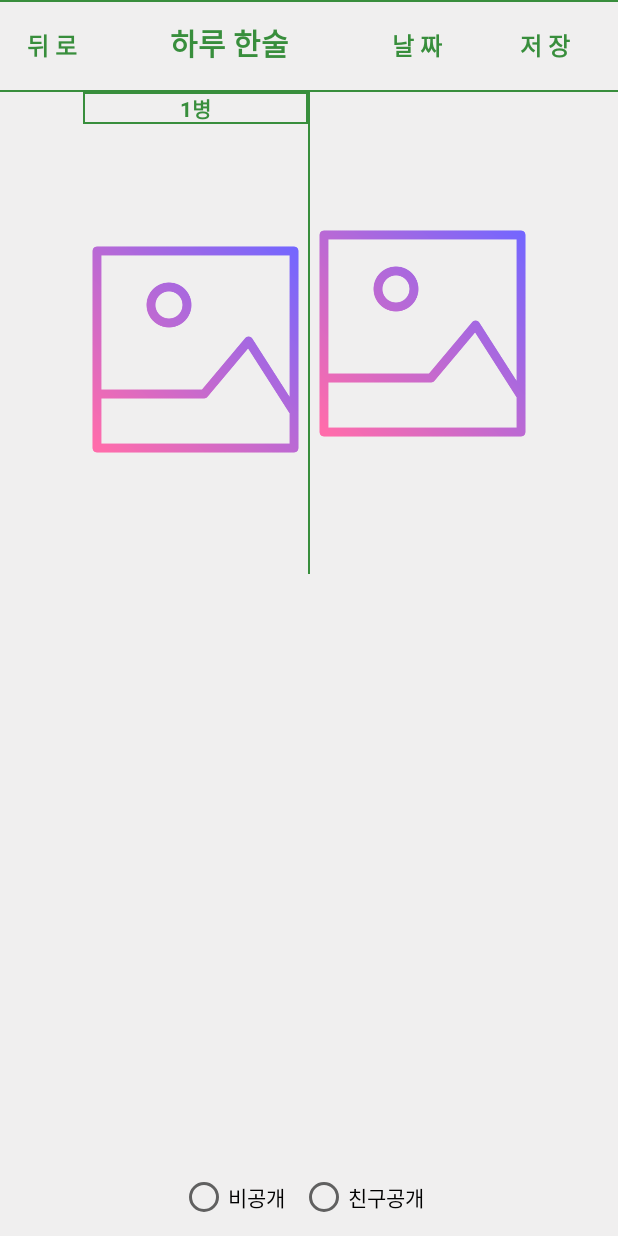
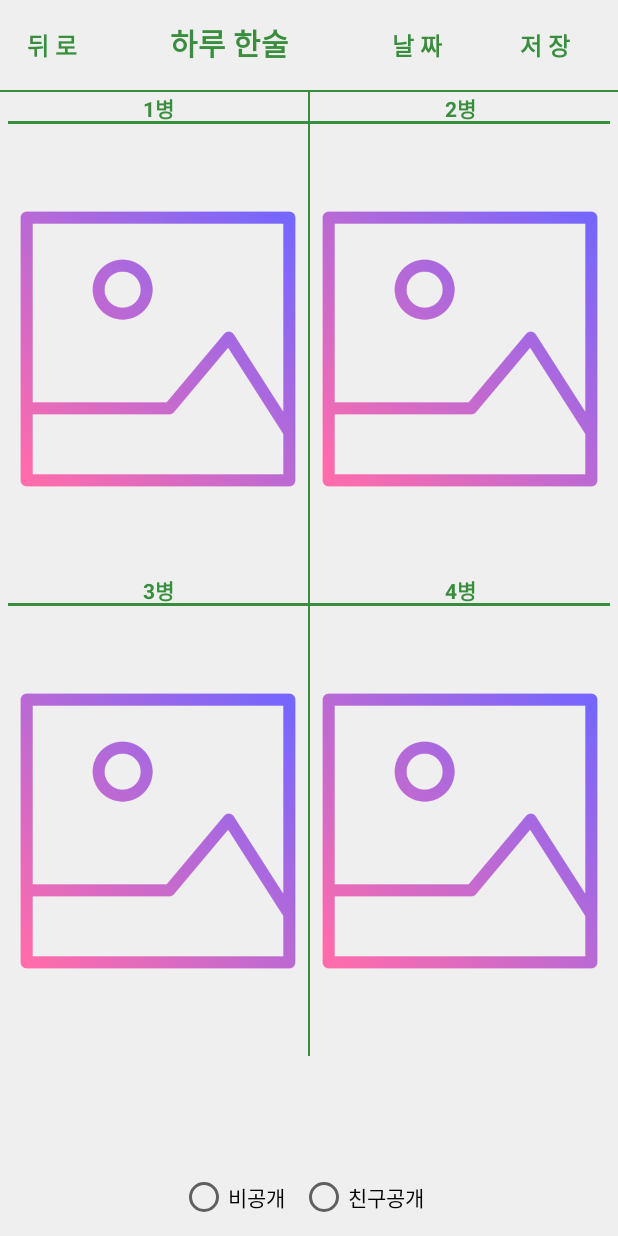
Before and after one commit to JiSeokYeom/ChengCheng_original, an Android app: the AddItemTest screen opened directly, with no data from a screen before it, on a phone screen of 412 x 824 dp. Run offline under Robolectric (Android 15) with nearby library versions, the phone set to English and light mode, and no system bars; our stand-ins replace Firebase (no records; nobody signed in at launch, a user with empty details on screens opened directly), data binding.

Commit message:
03.11 AddItem 디자인 수정 파이어베이스 DB 읽어오는거 하는 중

```diff
--- a/app/src/main/java/com/one_day/one_drink_a_day/FirebaseDB.kt
+++ b/app/src/main/java/com/one_day/one_drink_a_day/FirebaseDB.kt
@@ -1,6 +1,10 @@
 package com.one_day.one_drink_a_day
 
+import android.util.Log
 import com.google.firebase.auth.FirebaseAuth
+import com.google.firebase.database.DataSnapshot
+import com.google.firebase.database.DatabaseError
+import com.google.firebase.database.ValueEventListener
 import com.google.firebase.database.ktx.database
 import com.google.firebase.ktx.Firebase
 
@@ -9,6 +13,7 @@ object FirebaseDB {
     val database = Firebase.database.reference
     val userID : String? = firebaseAuth.currentUser?.uid
     val userName : String? = firebaseAuth.currentUser?.displayName
+    private val myRef = database.ref
 
     fun resultAdd(date : String,soJoCount : Int, beerCount : Int, etcCount : Int){
         database.child("Users")
@@ -36,4 +41,17 @@ object FirebaseDB {
             .child("Etc")
             .setValue(etc)
     }
+
+    fun dateRead() {
+
+        myRef.addListenerForSingleValueEvent(object : ValueEventListener{
+            override fun onDataChange(snapshot: DataSnapshot) {
+                // for (snapshot : DataSnapshot in snapshot.child("User").child())
+            }
+
+            override fun onCancelled(error: DatabaseError) {
+                TODO("Not yet implemented")
+            }
+        })
+    }
 }
--- a/app/src/main/java/com/one_day/one_drink_a_day/activity/MainActivity.kt
+++ b/app/src/main/java/com/one_day/one_drink_a_day/activity/MainActivity.kt
@@ -31,6 +31,7 @@ class MainActivity : AppCompatActivity() {
         Log.d(TAG,"실행")
         doubleClickBackPressed = DoubleClickBackPressed(this)
         initNavigationBar()
+
         if (checkSW){
             checkDialog.show(supportFragmentManager,"AlcoholCheckDialog")
             checkSW = false
--- a/app/src/main/res/drawable/textview_stroke.xml
+++ b/app/src/main/res/drawable/textview_stroke.xml
@@ -1,16 +1,14 @@
 <?xml version="1.0" encoding="utf-8"?>
-<selector xmlns:android="http://schemas.android.com/apk/res/android">
-    <item
-        android:bottom="2dp"
-        android:right="-2dp"
-        >
-        <shape android:shape="rectangle" >
-
-            <!-- 테두리 두께 및 색상 설정 -->
-            <stroke
-                android:width="1dp"
-                android:color="@color/main" />
-            <solid android:color="@color/backgroundMain" />
+<layer-list xmlns:android="http://schemas.android.com/apk/res/android">
+    <item>
+        <shape android:shape="rectangle">
+            <solid android:color="@color/main"/>
         </shape>
     </item>
-</selector>
+    <item
+        android:bottom="2dp">
+        <shape android:shape="rectangle">
+            <solid android:color="@color/backgroundMain"/>
+        </shape>
+    </item>
+</layer-list>
--- a/app/src/main/res/layout/activity_add_item_test.xml
+++ b/app/src/main/res/layout/activity_add_item_test.xml
@@ -88,7 +88,7 @@
         android:gravity="center"/>
         <ImageView
             android:id="@+id/img_1"
-            android:layout_width="150dp"
+            android:layout_width="200dp"
             android:layout_height="300dp"
             android:background="@color/backgroundMain"
             android:scaleType="centerInside"
@@ -100,27 +100,98 @@
             android:layout_width="1.0dp"
             android:layout_height="match_parent"
             android:background="@color/main"
-            tools:layout_editor_absoluteX="0dp"
-            tools:layout_editor_absoluteY="386dp" />
+            />
+        <LinearLayout
+            android:layout_width="wrap_content"
+            android:layout_height="wrap_content"
+            android:orientation="vertical">
+
+
+        <TextView
+            android:layout_width="match_parent"
+            android:layout_height="wrap_content"
+            android:text="2병"
+            android:background="@drawable/textview_stroke"
+            android:textStyle="bold"
+            android:textColor="@color/main"
+            android:gravity="center"/>
         <ImageView
             android:id="@+id/img_2"
-            android:layout_width="150dp"
+            android:layout_width="200dp"
             android:layout_height="300dp"
             android:background="@color/backgroundMain"
             android:scaleType="centerInside"
             android:src="@drawable/icon_image"
             />
+        </LinearLayout>
     </LinearLayout>
 
+
     <View
-        android:id="@+id/solid_line"
+        android:id="@+id/solid_line4"
         android:layout_width="match_parent"
         android:layout_height="1.0dp"
         android:background="@color/main"
-        tools:layout_editor_absoluteX="0dp"
-        tools:layout_editor_absoluteY="386dp" />
+        app:layout_constraintTop_toBottomOf="@+id/linearLayout" />
+
+    <LinearLayout
+        android:id="@+id/linearLayout3"
+        android:layout_width="match_parent"
+        android:layout_height="wrap_content"
+        android:orientation="horizontal"
+        android:gravity="center"
+        app:layout_constraintTop_toBottomOf="@+id/linearLayout2">
+        <LinearLayout
+            android:layout_width="wrap_content"
+            android:layout_height="wrap_content"
+            android:orientation="vertical">
+            <TextView
+                android:layout_width="match_parent"
+                android:layout_height="wrap_content"
+                android:text="3병"
+                android:background="@drawable/textview_stroke"
+                android:textStyle="bold"
+                android:textColor="@color/main"
+                android:gravity="center"/>
+            <ImageView
+                android:id="@+id/img_3"
+                android:layout_width="200dp"
+                android:layout_height="300dp"
+                android:background="@color/backgroundMain"
+                android:scaleType="centerInside"
+                android:src="@drawable/icon_image"
+                />
+        </LinearLayout>
+        <View
+            android:id="@+id/solid_line5"
+            android:layout_width="1.0dp"
+            android:layout_height="match_parent"
+            android:background="@color/main"
+            />
+        <LinearLayout
+            android:layout_width="wrap_content"
+            android:layout_height="wrap_content"
+            android:orientation="vertical">
 
 
+            <TextView
+                android:layout_width="match_parent"
+                android:layout_height="wrap_content"
+                android:text="4병"
+                android:background="@drawable/textview_stroke"
+                android:textStyle="bold"
+                android:textColor="@color/main"
+                android:gravity="center"/>
+            <ImageView
+                android:id="@+id/img_4"
+                android:layout_width="200dp"
+                android:layout_height="300dp"
+                android:background="@color/backgroundMain"
+                android:scaleType="centerInside"
+                android:src="@drawable/icon_image"
+                />
+        </LinearLayout>
+    </LinearLayout>
 
     <RadioGroup
         android:id="@+id/radio_group"
```
